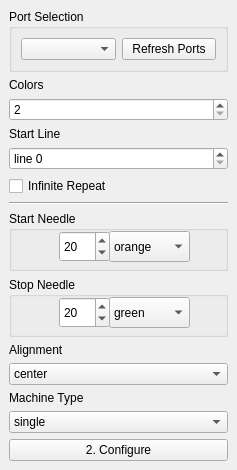
This is software/python/ayab/plugins/ayab_plugin/ayab_options.ui in AllYarnsAreBeautiful/ayab-desktop as Qt 5 draws it before an edit. The edited form follows.
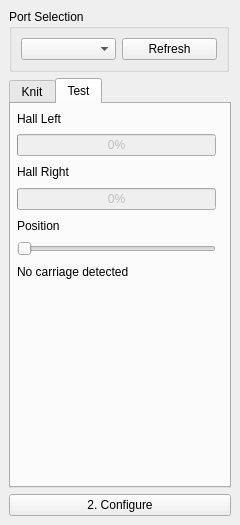
This is the edited form. The open tabs and pages were chosen to show the change.

Commit message: integration of TestMode complete, please test with various hardware

```diff
--- a/software/python/ayab/plugins/ayab_plugin/ayab_options.ui
+++ b/software/python/ayab/plugins/ayab_plugin/ayab_options.ui
@@ -6,10 +6,28 @@
    <rect>
     <x>0</x>
     <y>0</y>
-    <width>237</width>
-    <height>530</height>
+    <width>240</width>
+    <height>525</height>
    </rect>
   </property>
+  <property name="sizePolicy">
+   <sizepolicy hsizetype="Preferred" vsizetype="Preferred">
+    <horstretch>0</horstretch>
+    <verstretch>0</verstretch>
+   </sizepolicy>
+  </property>
+  <property name="minimumSize">
+   <size>
+    <width>240</width>
+    <height>525</height>
+   </size>
+  </property>
+  <property name="maximumSize">
+   <size>
+    <width>240</width>
+    <height>525</height>
+   </size>
+  </property>
   <property name="features">
    <set>QDockWidget::NoDockWidgetFeatures</set>
   </property>
@@ -18,7 +36,7 @@
   </property>
   <widget class="QWidget" name="ayab_config">
    <property name="sizePolicy">
-    <sizepolicy hsizetype="Preferred" vsizetype="Maximum">
+    <sizepolicy hsizetype="Preferred" vsizetype="Preferred">
      <horstretch>0</horstretch>
      <verstretch>0</verstretch>
     </sizepolicy>
@@ -26,6 +44,24 @@
    <layout class="QVBoxLayout" name="verticalLayout">
     <item>
      <widget class="QGroupBox" name="groupBox">
+      <property name="sizePolicy">
+       <sizepolicy hsizetype="Minimum" vsizetype="Fixed">
+        <horstretch>0</horstretch>
+        <verstretch>0</verstretch>
+       </sizepolicy>
+      </property>
+      <property name="minimumSize">
+       <size>
+        <width>220</width>
+        <height>0</height>
+       </size>
+      </property>
+      <property name="maximumSize">
+       <size>
+        <width>0</width>
+        <height>16777215</height>
+       </size>
+      </property>
       <property name="title">
        <string>Port Selection</string>
       </property>
@@ -36,13 +72,59 @@
        <item>
         <widget class="QPushButton" name="refresh_ports_button">
          <property name="text">
-          <string>Refresh Ports</string>
+          <string>Refresh</string>
          </property>
         </widget>
        </item>
       </layout>
      </widget>
     </item>
+    <item>
+     <widget class="QTabWidget" name="tabWidget">
+      <property name="sizePolicy">
+       <sizepolicy hsizetype="MinimumExpanding" vsizetype="MinimumExpanding">
+        <horstretch>0</horstretch>
+        <verstretch>0</verstretch>
+       </sizepolicy>
+      </property>
+      <property name="minimumSize">
+       <size>
+        <width>180</width>
+        <height>375</height>
+       </size>
+      </property>
+      <property name="maximumSize">
+       <size>
+        <width>1000000</width>
+        <height>16777215</height>
+       </size>
+      </property>
+      <property name="currentIndex">
+       <number>0</number>
+      </property>
+      <widget class="QWidget" name="tab_knit">
+       <property name="sizePolicy">
+        <sizepolicy hsizetype="MinimumExpanding" vsizetype="MinimumExpanding">
+         <horstretch>0</horstretch>
+         <verstretch>0</verstretch>
+        </sizepolicy>
+       </property>
+       <attribute name="title">
+        <string>Knit</string>
+       </attribute>
+       <widget class="QWidget" name="verticalLayoutWidget">
+        <property name="geometry">
+         <rect>
+          <x>-1</x>
+          <y>-1</y>
+          <width>221</width>
+          <height>361</height>
+         </rect>
+        </property>
+        <layout class="QVBoxLayout" name="verticalLayout_3">
+         <property name="margin">
+          <number>6</number>
+         </property>
     <item>
      <widget class="QLabel" name="label_6">
       <property name="text">
@@ -52,6 +134,12 @@
     </item>
     <item>
      <widget class="QSpinBox" name="color_edit">
+           <property name="sizePolicy">
+            <sizepolicy hsizetype="Preferred" vsizetype="Preferred">
+             <horstretch>0</horstretch>
+             <verstretch>0</verstretch>
+            </sizepolicy>
+           </property>
       <property name="minimum">
        <number>2</number>
       </property>
@@ -69,6 +157,12 @@
     </item>
     <item>
      <widget class="QSpinBox" name="start_line_edit">
+           <property name="sizePolicy">
+            <sizepolicy hsizetype="Preferred" vsizetype="Preferred">
+             <horstretch>0</horstretch>
+             <verstretch>0</verstretch>
+            </sizepolicy>
+           </property>
       <property name="suffix">
        <string/>
       </property>
@@ -85,18 +179,17 @@
     </item>
     <item>
      <widget class="QCheckBox" name="infRepeat_checkbox">
+           <property name="sizePolicy">
+            <sizepolicy hsizetype="Preferred" vsizetype="Preferred">
+             <horstretch>0</horstretch>
+             <verstretch>0</verstretch>
+            </sizepolicy>
+           </property>
       <property name="text">
        <string>Infinite Repeat</string>
       </property>
      </widget>
     </item>
-    <item>
-     <widget class="Line" name="line">
-      <property name="orientation">
-       <enum>Qt::Horizontal</enum>
-      </property>
-     </widget>
-    </item>
     <item>
      <widget class="QGroupBox" name="gbox_startneedle">
       <property name="minimumSize">
@@ -111,7 +204,7 @@
       <widget class="QComboBox" name="start_needle_color">
        <property name="geometry">
         <rect>
-         <x>100</x>
+              <x>60</x>
          <y>20</y>
          <width>81</width>
          <height>31</height>
@@ -131,7 +224,7 @@
       <widget class="QSpinBox" name="start_needle_edit">
        <property name="geometry">
         <rect>
-         <x>50</x>
+              <x>10</x>
          <y>20</y>
          <width>51</width>
          <height>31</height>
@@ -166,7 +259,7 @@
       <widget class="QComboBox" name="stop_needle_color">
        <property name="geometry">
         <rect>
-         <x>100</x>
+              <x>60</x>
          <y>20</y>
          <width>81</width>
          <height>31</height>
@@ -186,7 +279,7 @@
       <widget class="QSpinBox" name="stop_needle_edit">
        <property name="geometry">
         <rect>
-         <x>50</x>
+              <x>10</x>
          <y>20</y>
          <width>51</width>
          <height>31</height>
@@ -207,6 +300,33 @@
       </widget>
      </widget>
     </item>
+         <item>
+          <widget class="QLabel" name="label_4">
+           <property name="text">
+            <string>Machine Type</string>
+           </property>
+          </widget>
+         </item>
+         <item>
+          <widget class="QComboBox" name="machine_type_box">
+           <property name="sizePolicy">
+            <sizepolicy hsizetype="Preferred" vsizetype="Preferred">
+             <horstretch>0</horstretch>
+             <verstretch>0</verstretch>
+            </sizepolicy>
+           </property>
+           <item>
+            <property name="text">
+             <string>single</string>
+            </property>
+           </item>
+           <item>
+            <property name="text">
+             <string>ribber</string>
+            </property>
+           </item>
+          </widget>
+         </item>
     <item>
      <widget class="QLabel" name="label_3">
       <property name="text">
@@ -216,6 +336,12 @@
     </item>
     <item>
      <widget class="QComboBox" name="alignment_combo_box">
+           <property name="sizePolicy">
+            <sizepolicy hsizetype="Preferred" vsizetype="Preferred">
+             <horstretch>0</horstretch>
+             <verstretch>0</verstretch>
+            </sizepolicy>
+           </property>
       <item>
        <property name="text">
         <string>center</string>
@@ -233,25 +359,106 @@
       </item>
      </widget>
     </item>
+        </layout>
+       </widget>
+      </widget>
+      <widget class="QWidget" name="tab_test">
+       <attribute name="title">
+        <string>Test</string>
+       </attribute>
+       <widget class="QWidget" name="verticalLayoutWidget_2">
+        <property name="geometry">
+         <rect>
+          <x>0</x>
+          <y>-1</y>
+          <width>211</width>
+          <height>184</height>
+         </rect>
+        </property>
+        <layout class="QVBoxLayout" name="verticalLayout_4">
+         <property name="margin">
+          <number>6</number>
+         </property>
     <item>
-     <widget class="QLabel" name="label_4">
+          <widget class="QLabel" name="label">
       <property name="text">
-       <string>Machine Type</string>
+            <string>Hall Left</string>
       </property>
      </widget>
     </item>
     <item>
-     <widget class="QComboBox" name="machine_type_box">
+          <widget class="QProgressBar" name="progress_hall_l">
+           <property name="enabled">
+            <bool>false</bool>
+           </property>
+           <property name="maximum">
+            <number>1024</number>
+           </property>
+           <property name="value">
+            <number>0</number>
+           </property>
+           <property name="format">
+            <string>%p%</string>
+           </property>
+          </widget>
+         </item>
       <item>
+          <widget class="QLabel" name="label_2">
        <property name="text">
-        <string>single</string>
-       </property>
+            <string>Hall Right</string>
+           </property>
+          </widget>
       </item>
       <item>
+          <widget class="QProgressBar" name="progress_hall_r">
+           <property name="enabled">
+            <bool>false</bool>
+           </property>
+           <property name="maximum">
+            <number>1024</number>
+           </property>
+           <property name="value">
+            <number>0</number>
+           </property>
+           <property name="format">
+            <string>%p%</string>
+           </property>
+          </widget>
+         </item>
+         <item>
+          <widget class="QLabel" name="label_7">
        <property name="text">
-        <string>ribber</string>
-       </property>
-      </item>
+            <string>Position</string>
+           </property>
+          </widget>
+         </item>
+         <item>
+          <widget class="QSlider" name="slider_position">
+           <property name="enabled">
+            <bool>false</bool>
+           </property>
+           <property name="maximum">
+            <number>199</number>
+           </property>
+           <property name="orientation">
+            <enum>Qt::Horizontal</enum>
+           </property>
+          </widget>
+         </item>
+         <item>
+          <widget class="QLabel" name="label_carriage">
+           <property name="text">
+            <string>No carriage detected</string>
+           </property>
+          </widget>
+         </item>
+        </layout>
+       </widget>
+       <zorder>label_6</zorder>
+       <zorder>label_6</zorder>
+       <zorder>color_edit</zorder>
+       <zorder>verticalLayoutWidget_2</zorder>
+      </widget>
      </widget>
     </item>
     <item>
```
Lines whose indentation alone changed are shown as unchanged. The commit also changes 8 other files.
